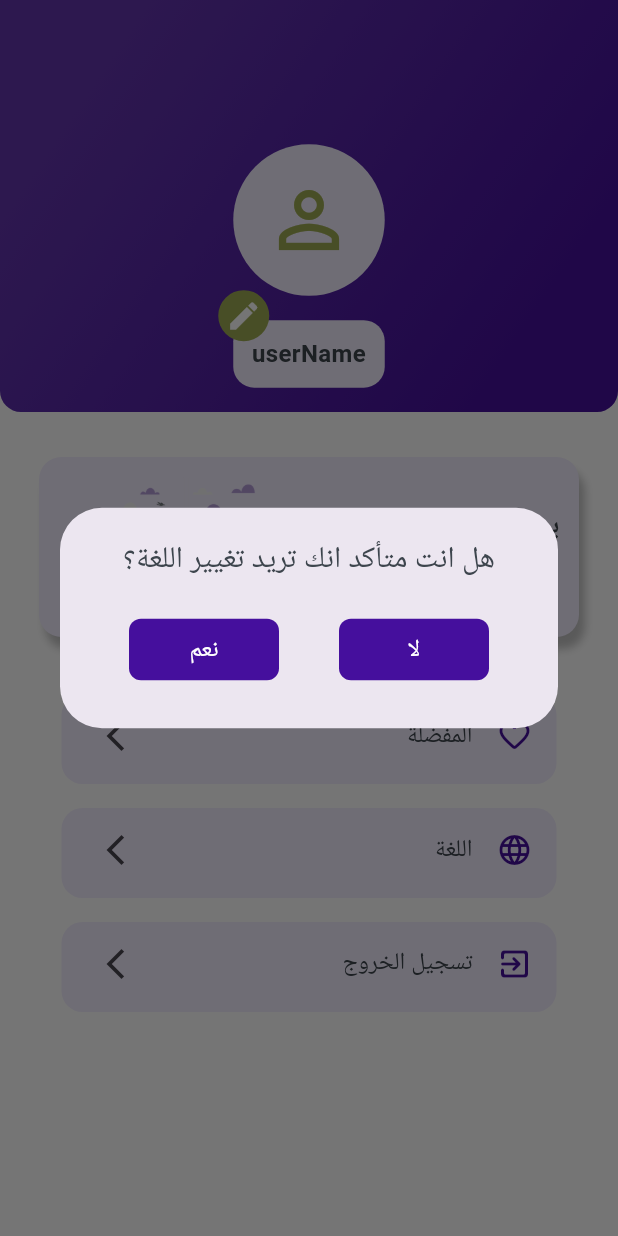
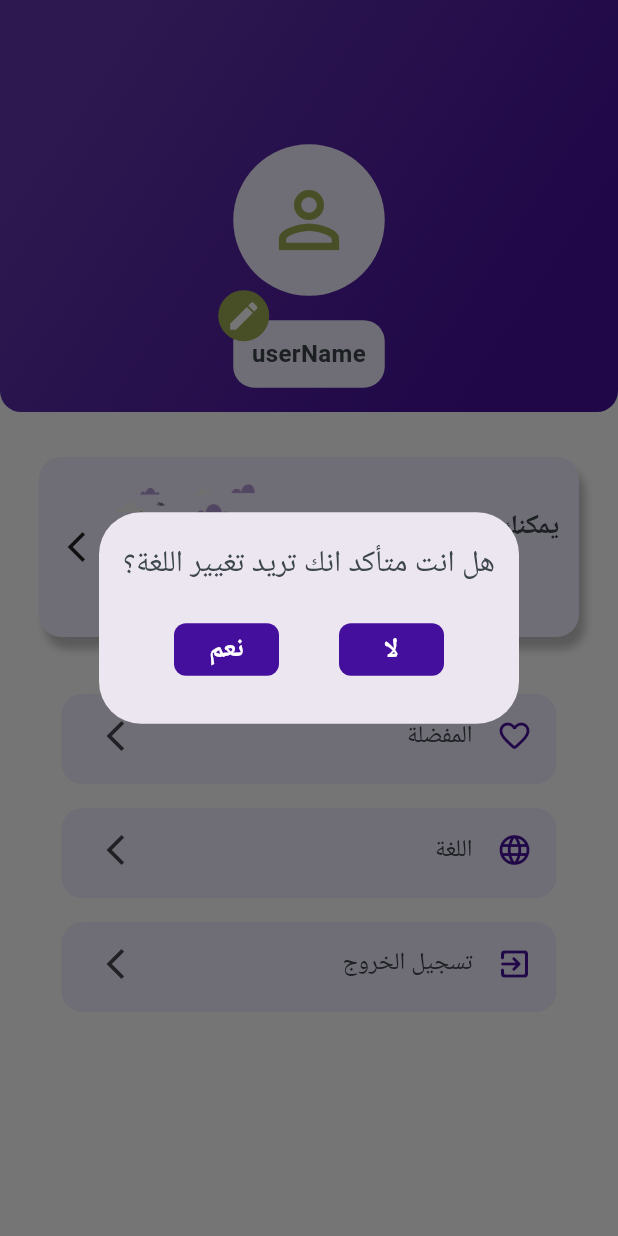
Before and after one commit to re23a/NETMASHA, a Flutter app: the ProfileScreen screen opened directly, after a tap on "اللغة", on a phone screen of 412 x 824 dp. Run offline on Flutter 3.47's test engine with Material 3 defaults, Android fonts, the light colour scheme and no system bars; drawn by our look-alikes of badges; our stand-ins replace another_flutter_splash_screen, carousel_slider, flutter_bloc; missing offline and left inert: floating_navbar.

```diff
--- /dev/null
+++ b/netmasha/lib/screens/Profile/profile_screen.dart
@@ -0,0 +1,228 @@
+import 'package:flutter/material.dart';
+import 'package:netmasha/screens/Profile/edit_proflie.dart';
+import 'package:netmasha/screens/Profile/favorite_page.dart';
+import 'package:netmasha/styles/colors.dart';
+import 'package:badges/badges.dart' as badges;
+import 'package:netmasha/widgets/buttons.dart';
+import 'package:netmasha/widgets/profile_containers.dart';
+import 'package:netmasha/widgets/provider_container.dart';
+
+class ProfileScreen extends StatelessWidget {
+  const ProfileScreen({super.key});
+
+  @override
+  Widget build(BuildContext context) {
+    return Scaffold(
+      backgroundColor: bg,
+      body: Column(
+        children: [
+          Container(
+            width: MediaQuery.of(context).size.width,
+            height: MediaQuery.of(context).size.height / 3,
+            decoration: const ShapeDecoration(
+              gradient: LinearGradient(
+                begin: Alignment(-0.70, -0.71),
+                end: Alignment(0.7, 0.71),
+                colors: [Color(0xFF6235AD), Color(0xFF450F9D)],
+              ),
+              shape: RoundedRectangleBorder(
+                borderRadius: BorderRadius.only(
+                  bottomLeft: Radius.circular(14),
+                  bottomRight: Radius.circular(14),
+                ),
+              ),
+            ),
+            child: Padding(
+              padding: const EdgeInsets.only(top: 80),
+              child: Column(
+                mainAxisAlignment: MainAxisAlignment.spaceEvenly,
+                children: [
+                  Container(
+                    width: 101,
+                    height: 101,
+                    decoration: ShapeDecoration(
+                      color: lightPurple,
+                      shape: const OvalBorder(),
+                    ),
+                    child: Icon(
+                      Icons.person_outline_outlined,
+                      size: 60,
+                      color: green,
+                    ),
+                  ),
+                  badges.Badge(
+                    badgeStyle:
+                        badges.BadgeStyle(badgeColor: green, elevation: 0),
+                    position: badges.BadgePosition.topEnd(
+                      top: -20,
+                    ),
+                    showBadge: true,
+                    ignorePointer: false,
+                    onTap: () {
+                      Navigator.push(
+                          context,
+                          MaterialPageRoute(
+                              builder: (context) => EditProfilePage()));
+                    },
+                    badgeContent: Icon(
+                      Icons.edit,
+                      color: bg,
+                    ),
+                    child: Container(
+                      width: 101,
+                      height: 45,
+                      decoration: BoxDecoration(
+                          color: lightPurple,
+                          borderRadius: BorderRadius.circular(14)),
+                      child: Center(
+                        child: Text(
+                          "userName",
+                          style: TextStyle(
+                              fontSize: 16,
+                              fontWeight: FontWeight.w600,
+                              color: black),
+                        ),
+                      ),
+                    ),
+                  ),
+                ],
+              ),
+            ),
+          ),
+          Column(
+            children: [
+              const ProviderContainer(),
+              ProfileContainersClickable(
+                icon: Icon(
+                  Icons.favorite_border_rounded,
+                  color: purple,
+                ),
+                title: 'المفضلة',
+                onTap: () {
+                  Navigator.push(
+                      context,
+                      MaterialPageRoute(
+                          builder: (context) => const FavoritePage()));
+                },
+              ),
+              ProfileContainersClickable(
+                icon: Icon(
+                  Icons.language,
+                  color: purple,
+                ),
+                title: 'اللغة',
+                onTap: () {
+                  showDialog(
+                      builder: (context) {
+                        return SimpleDialog(
+                          children: [
+                            Padding(
+                              padding: const EdgeInsets.all(8.0),
+                              child: Column(
+                                children: [
+                                  Text(
+                                    'هل انت متأكد انك تريد تغيير اللغة؟',
+                                    textAlign: TextAlign.center,
+                                    style: TextStyle(
+                                      color: black,
+                                      fontSize: 20,
+                                      fontWeight: FontWeight.w400,
+                                    ),
+                                  ),
+                                  const SizedBox(height: 16),
+                                  SimpleDialogOption(
+                                    child: Center(
+                                      child: Row(
+                                        mainAxisAlignment:
+                                            MainAxisAlignment.center,
+                                        children: [
+                                          Button(
+                                            txt: 'لا',
+                                            onTap: () {
+                                              Navigator.pop(context);
+                                            },
+                                            isBigButten: false,
+                                          ),
+                                          const SizedBox(width: 40),
+                                          Button(
+                                            txt: 'نعم',
+                                            onTap: () {},
+                                            isBigButten: false,
+                                          ),
+                                        ],
+                                      ),
+                                    ),
+                                  )
+                                ],
+                              ),
+                            )
+                          ],
+                        );
+                      },
+                      context: context);
+                },
+              ),
+              ProfileContainersClickable(
+                icon: Icon(
+                  Icons.exit_to_app_rounded,
+                  color: purple,
+                ),
+                title: 'تسجيل الخروج',
+                onTap: () {
+                  showDialog(
+                      builder: (context) {
+                        return SimpleDialog(
+                          children: [
+                            Padding(
+                              padding: const EdgeInsets.all(8.0),
+                              child: Column(
+                                children: [
+                                  Text(
+                                    'هل انت متأكد انك تريد تسجيل الخروج؟',
+                                    textAlign: TextAlign.center,
+                                    style: TextStyle(
+                                      color: black,
+                                      fontSize: 20,
+                                      fontWeight: FontWeight.w400,
+                                    ),
+                                  ),
+                                  const SizedBox(height: 16),
+                                  SimpleDialogOption(
+                                    child: Center(
+                                      child: Row(
+                                        mainAxisAlignment:
+                                            MainAxisAlignment.center,
+                                        children: [
+                                          Button(
+                                            txt: 'لا',
+                                            onTap: () {
+                                              Navigator.pop(context);
+                                            },
+                                            isBigButten: false,
+                                          ),
+                                          const SizedBox(width: 40),
+                                          Button(
+                                            txt: 'نعم',
+                                            onTap: () {},
+                                            isBigButten: false,
+                                          ),
+                                        ],
+                                      ),
+                                    ),
+                                  )
+                                ],
+                              ),
+                            )
+                          ],
+                        );
+                      },
+                      context: context);
+                },
+              ),
+            ],
+          ),
+        ],
+      ),
+    );
+  }
+}
--- a/netmasha/lib/screens/nav_bar.dart
+++ b/netmasha/lib/screens/nav_bar.dart
@@ -2,7 +2,7 @@ import 'package:floating_navbar/floating_navbar_item.dart';
 import 'package:flutter/material.dart';
 import 'package:netmasha/screens/home_screen.dart';
 import 'package:netmasha/screens/location_screen.dart';
-import 'package:netmasha/screens/profile_screen.dart';
+import 'package:netmasha/screens/Profile/profile_screen.dart';
 import 'package:netmasha/screens/Reservations/reservation_screen.dart';
 import 'package:netmasha/screens/table_screen.dart';
 import 'package:floating_navbar/floating_navbar.dart';
--- a/netmasha/lib/screens/profile_screen.dart
+++ /dev/null
@@ -1,228 +0,0 @@
-import 'package:flutter/material.dart';
-import 'package:netmasha/screens/edit_proflie.dart';
-import 'package:netmasha/screens/favorite_page.dart';
-import 'package:netmasha/styles/colors.dart';
-import 'package:badges/badges.dart' as badges;
-import 'package:netmasha/widgets/buttons.dart';
-import 'package:netmasha/widgets/profile_containers.dart';
-import 'package:netmasha/widgets/provider_container.dart';
-
-class ProfileScreen extends StatelessWidget {
-  const ProfileScreen({super.key});
-
-  @override
-  Widget build(BuildContext context) {
-    return Scaffold(
-      backgroundColor: bg,
-      body: Column(
-        children: [
-          Container(
-            width: MediaQuery.of(context).size.width,
-            height: MediaQuery.of(context).size.height / 3,
-            decoration: const ShapeDecoration(
-              gradient: LinearGradient(
-                begin: Alignment(-0.70, -0.71),
-                end: Alignment(0.7, 0.71),
-                colors: [Color(0xFF6235AD), Color(0xFF450F9D)],
-              ),
-              shape: RoundedRectangleBorder(
-                borderRadius: BorderRadius.only(
-                  bottomLeft: Radius.circular(14),
-                  bottomRight: Radius.circular(14),
-                ),
-              ),
-            ),
-            child: Padding(
-              padding: const EdgeInsets.only(top: 80),
-              child: Column(
-                mainAxisAlignment: MainAxisAlignment.spaceEvenly,
-                children: [
-                  Container(
-                    width: 101,
-                    height: 101,
-                    decoration: ShapeDecoration(
-                      color: lightPurple,
-                      shape: const OvalBorder(),
-                    ),
-                    child: Icon(
-                      Icons.person_outline_outlined,
-                      size: 60,
-                      color: green,
-                    ),
-                  ),
-                  badges.Badge(
-                    badgeStyle:
-                        badges.BadgeStyle(badgeColor: green, elevation: 0),
-                    position: badges.BadgePosition.topEnd(
-                      top: -20,
-                    ),
-                    showBadge: true,
-                    ignorePointer: false,
-                    onTap: () {
-                      Navigator.push(
-                          context,
-                          MaterialPageRoute(
-                              builder: (context) => EditProfilePage()));
-                    },
-                    badgeContent: Icon(
-                      Icons.edit,
-                      color: bg,
-                    ),
-                    child: Container(
-                      width: 101,
-                      height: 45,
-                      decoration: BoxDecoration(
-                          color: lightPurple,
-                          borderRadius: BorderRadius.circular(14)),
-                      child: Center(
-                        child: Text(
-                          "userName",
-                          style: TextStyle(
-                              fontSize: 16,
-                              fontWeight: FontWeight.w600,
-                              color: black),
-                        ),
-                      ),
-                    ),
-                  ),
-                ],
-              ),
-            ),
-          ),
-          Column(
-            children: [
-              const ProviderContainer(),
-              ProfileContainersClickable(
-                icon: Icon(
-                  Icons.favorite_border_rounded,
-                  color: purple,
-                ),
-                title: 'المفضلة',
-                onTap: () {
-                  Navigator.push(
-                      context,
-                      MaterialPageRoute(
-                          builder: (context) => const FavoritePage()));
-                },
-              ),
-              ProfileContainersClickable(
-                icon: Icon(
-                  Icons.language,
-                  color: purple,
-                ),
-                title: 'اللغة',
-                onTap: () {
-                  showDialog(
-                      builder: (context) {
-                        return SimpleDialog(
-                          children: [
-                            Padding(
-                              padding: const EdgeInsets.all(8.0),
-                              child: Column(
-                                children: [
-                                  Text(
-                                    'هل انت متأكد انك تريد تغيير اللغة؟',
-                                    textAlign: TextAlign.center,
-                                    style: TextStyle(
-                                      color: black,
-                                      fontSize: 20,
-                                      fontWeight: FontWeight.w400,
-                                    ),
-                                  ),
-                                  const SizedBox(height: 16),
-                                  SimpleDialogOption(
-                                    child: Center(
-                                      child: Row(
-                                        mainAxisAlignment:
-                                            MainAxisAlignment.center,
-                                        children: [
-                                          Button(
-                                            txt: 'لا',
-                                            onTap: () {
-                                              Navigator.pop(context);
-                                            },
-                                            isBigButten: false,
-                                          ),
-                                          const SizedBox(width: 40),
-                                          Button(
-                                            txt: 'نعم',
-                                            onTap: () {},
-                                            isBigButten: false,
-                                          ),
-                                        ],
-                                      ),
-                                    ),
-                                  )
-                                ],
-                              ),
-                            )
-                          ],
-                        );
-                      },
-                      context: context);
-                },
-              ),
-              ProfileContainersClickable(
-                icon: Icon(
-                  Icons.exit_to_app_rounded,
-                  color: purple,
-                ),
-                title: 'تسجيل الخروج',
-                onTap: () {
-                  showDialog(
-                      builder: (context) {
-                        return SimpleDialog(
-                          children: [
-                            Padding(
-                              padding: const EdgeInsets.all(8.0),
-                              child: Column(
-                                children: [
-                                  Text(
-                                    'هل انت متأكد انك تريد تسجيل الخروج؟',
-                                    textAlign: TextAlign.center,
-                                    style: TextStyle(
-                                      color: black,
-                                      fontSize: 20,
-                                      fontWeight: FontWeight.w400,
-                                    ),
-                                  ),
-                                  const SizedBox(height: 16),
-                                  SimpleDialogOption(
-                                    child: Center(
-                                      child: Row(
-                                        mainAxisAlignment:
-                                            MainAxisAlignment.center,
-                                        children: [
-                                          Button(
-                                            txt: 'لا',
-                                            onTap: () {
-                                              Navigator.pop(context);
-                                            },
-                                            isBigButten: false,
-                                          ),
-                                          const SizedBox(width: 40),
-                                          Button(
-                                            txt: 'نعم',
-                                            onTap: () {},
-                                            isBigButten: false,
-                                          ),
-                                        ],
-                                      ),
-                                    ),
-                                  )
-                                ],
-                              ),
-                            )
-                          ],
-                        );
-                      },
-                      context: context);
-                },
-              ),
-            ],
-          ),
-        ],
-      ),
-    );
-  }
-}
--- a/netmasha/lib/widgets/buttons.dart
+++ b/netmasha/lib/widgets/buttons.dart
@@ -13,13 +13,14 @@ class Button extends StatelessWidget {
   final Function() onTap;
   final bool isBigButten;
   final bool inHomePage;
+
   @override
   Widget build(BuildContext context) {
     return InkWell(
       onTap: onTap,
       child: Container(
-        width: isBigButten ? 236 : 100,
-        height: 41,
+        width: isBigButten ? 300 : 70,
+        height: isBigButten ? 45 : 35,
         decoration: ShapeDecoration(
           color: inHomePage ? green : purple,
           shape: RoundedRectangleBorder(borderRadius: BorderRadius.circular(8)),
@@ -27,10 +28,10 @@ class Button extends StatelessWidget {
         child: Center(
           child: Text(
             txt,
-            style: const TextStyle(
-              color: Colors.white,
-              fontSize: 16,
-            ),
+            style: TextStyle(
+                color: Colors.white,
+                fontSize: inHomePage ? 12 : 18,
+                fontWeight: FontWeight.w600),
           ),
         ),
       ),
```
Also changed, not shown: netmasha/lib/screens/Profile/provider_info.dart (added, +10 -0 lines), netmasha/lib/screens/otp_screen.dart (added, +100 -0 lines), netmasha/lib/screens/signup_screen.dart (+3 -4 lines), netmasha/lib/widgets/text_field.dart (+48 -0 lines), netmasha/lib/screens/Profile/edit_proflie.dart (renamed from netmasha/lib/screens/edit_proflie.dart), netmasha/lib/screens/Profile/favorite_page.dart (renamed from netmasha/lib/screens/favorite_page.dart), 16 other files.
